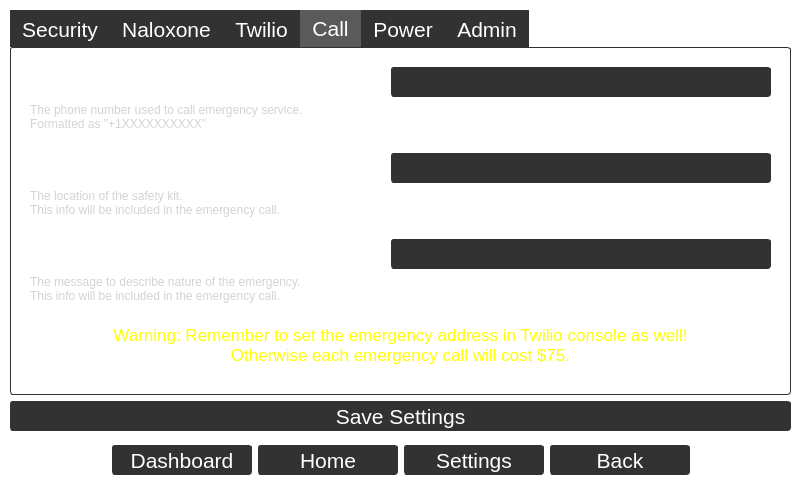
Old version of the form oobe_qt/door_close_window.ui in the repository zyl120/Naloxone_Safety_Kit.
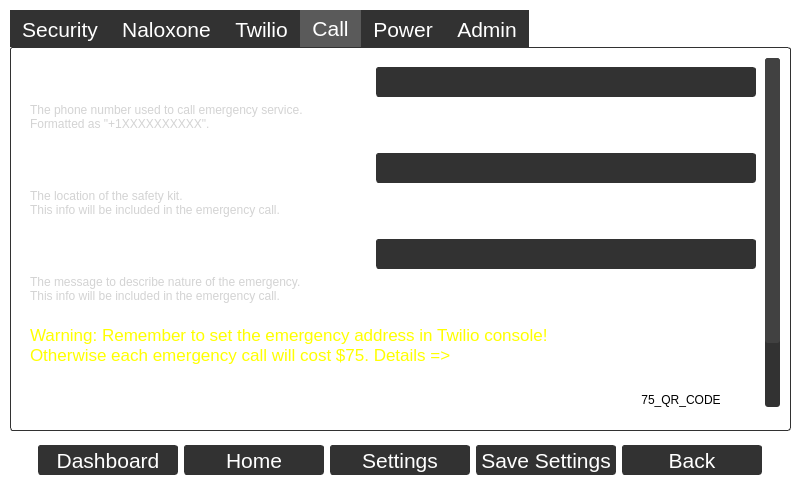
New version of the form. The open tabs and pages were chosen to show the change.

```diff
--- a/oobe_qt/door_close_window.ui
+++ b/oobe_qt/door_close_window.ui
@@ -192,6 +192,40 @@
        </property>
       </widget>
      </item>
+     <item>
+      <widget class="QPushButton" name="saveToFilePushButton">
+       <property name="minimumSize">
+        <size>
+         <width>140</width>
+         <height>30</height>
+        </size>
+       </property>
+       <property name="maximumSize">
+        <size>
+         <width>140</width>
+         <height>30</height>
+        </size>
+       </property>
+       <property name="font">
+        <font>
+         <pointsize>16</pointsize>
+         <bold>false</bold>
+        </font>
+       </property>
+       <property name="styleSheet">
+        <string notr="true">QPushButton:enabled{color: white; background-color: rgb(50,50,50); border-radius:3px;border-color: rgb(50,50,50);border-width: 1px;border-style: solid;}
+
+QPushButton:disabled {
+background-color: rgb(20,20,20);
+color:darkgrey;border-radius:3px;border-color: rgb(20,20,20);border-width: 1px;border-style: solid;
+}
+</string>
+       </property>
+       <property name="text">
+        <string>Save Settings</string>
+       </property>
+      </widget>
+     </item>
      <item>
       <widget class="QPushButton" name="backPushButton">
        <property name="minimumSize">
@@ -2487,7 +2521,7 @@
              <x>9</x>
              <y>9</y>
              <width>761</width>
-             <height>331</height>
+             <height>351</height>
             </rect>
            </property>
            <property name="styleSheet">
@@ -2519,9 +2553,9 @@
             <property name="geometry">
              <rect>
               <x>0</x>
-              <y>0</y>
+              <y>-49</y>
               <width>744</width>
-              <height>344</height>
+              <height>448</height>
              </rect>
             </property>
             <layout class="QVBoxLayout" name="verticalLayout_44">
@@ -2596,7 +2630,7 @@
                    </property>
                    <property name="text">
                     <string>The phone number used to call emergency service.
-Formatted as &quot;+1XXXXXXXXXX&quot;</string>
+Formatted as &quot;+1XXXXXXXXXX&quot;.</string>
                    </property>
                    <property name="alignment">
                     <set>Qt::AlignLeading|Qt::AlignLeft|Qt::AlignTop</set>
@@ -2777,26 +2811,65 @@
                 </layout>
                </item>
                <item>
-                <widget class="QLabel" name="twilioAddressWarning">
-                 <property name="font">
-                  <font>
-                   <pointsize>13</pointsize>
-                  </font>
-                 </property>
-                 <property name="styleSheet">
-                  <string notr="true">color:yellow</string>
-                 </property>
-                 <property name="text">
-                  <string>Warning: Remember to set the emergency address in Twilio console as well!
-Otherwise each emergency call will cost $75.</string>
-                 </property>
-                 <property name="textFormat">
-                  <enum>Qt::AutoText</enum>
-                 </property>
-                 <property name="alignment">
-                  <set>Qt::AlignCenter</set>
-                 </property>
-                </widget>
+                <layout class="QHBoxLayout" name="horizontalLayout_12">
+                 <item>
+                  <widget class="QLabel" name="twilioAddressWarning">
+                   <property name="font">
+                    <font>
+                     <pointsize>13</pointsize>
+                    </font>
+                   </property>
+                   <property name="styleSheet">
+                    <string notr="true">color:yellow</string>
+                   </property>
+                   <property name="text">
+                    <string>Warning: Remember to set the emergency address in Twilio console!
+Otherwise each emergency call will cost $75. Details =&gt;</string>
+                   </property>
+                   <property name="textFormat">
+                    <enum>Qt::AutoText</enum>
+                   </property>
+                   <property name="alignment">
+                    <set>Qt::AlignLeading|Qt::AlignLeft|Qt::AlignTop</set>
+                   </property>
+                  </widget>
+                 </item>
+                 <item>
+                  <spacer name="horizontalSpacer_18">
+                   <property name="orientation">
+                    <enum>Qt::Horizontal</enum>
+                   </property>
+                   <property name="sizeHint" stdset="0">
+                    <size>
+                     <width>40</width>
+                     <height>20</height>
+                    </size>
+                   </property>
+                  </spacer>
+                 </item>
+                 <item>
+                  <widget class="QLabel" name="twilioAddressWarningQrCode">
+                   <property name="minimumSize">
+                    <size>
+                     <width>150</width>
+                     <height>150</height>
+                    </size>
+                   </property>
+                   <property name="maximumSize">
+                    <size>
+                     <width>150</width>
+                     <height>150</height>
+                    </size>
+                   </property>
+                   <property name="text">
+                    <string>75_QR_CODE</string>
+                   </property>
+                   <property name="alignment">
+                    <set>Qt::AlignCenter</set>
+                   </property>
+                  </widget>
+                 </item>
+                </layout>
                </item>
                <item>
                 <spacer name="verticalSpacer_6">
@@ -3892,42 +3965,6 @@
          </widget>
         </widget>
        </item>
-       <item>
-        <layout class="QHBoxLayout" name="horizontalLayout_12">
-         <item>
-          <layout class="QHBoxLayout" name="horizontalLayout_41">
-           <item>
-            <widget class="QPushButton" name="saveToFilePushButton">
-             <property name="minimumSize">
-              <size>
-               <width>250</width>
-               <height>30</height>
-              </size>
-             </property>
-             <property name="font">
-              <font>
-               <pointsize>16</pointsize>
-               <bold>false</bold>
-              </font>
-             </property>
-             <property name="styleSheet">
-              <string notr="true">QPushButton:enabled{color: white; background-color: rgb(50,50,50); border-radius:3px;border-color: rgb(50,50,50);border-width: 1px;border-style: solid;}
-
-QPushButton:disabled {
-background-color: rgb(20,20,20);
-color:darkgrey;border-radius:3px;border-color: rgb(20,20,20);border-width: 1px;border-style: solid;
-}
-</string>
-             </property>
-             <property name="text">
-              <string>Save Settings</string>
-             </property>
-            </widget>
-           </item>
-          </layout>
-         </item>
-        </layout>
-       </item>
       </layout>
      </widget>
     </widget>
```
Left out of the diff: 73 changed lines with no effect on the pictures.
